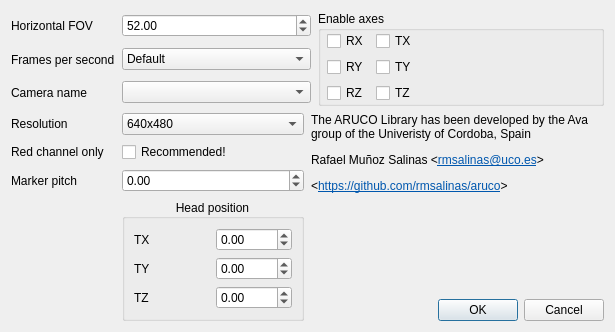
First picture: the form in ftnoir_tracker_aruco/aruco-trackercontrols.ui, repository opentrack/opentrack, before the edit.
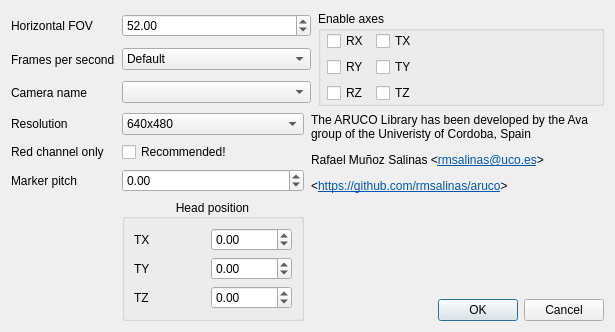
Second picture: the form after the edit.

Commit message: aruco: change allowed scale, now that units are in millimeters

Patch:
```diff
--- a/ftnoir_tracker_aruco/aruco-trackercontrols.ui
+++ b/ftnoir_tracker_aruco/aruco-trackercontrols.ui
@@ -64,10 +64,10 @@
          </sizepolicy>
         </property>
         <property name="minimum">
-         <double>-200.000000000000000</double>
+         <double>-10000.000000000000000</double>
         </property>
         <property name="maximum">
-         <double>200.000000000000000</double>
+         <double>10000.000000000000000</double>
         </property>
        </widget>
       </item>
@@ -87,10 +87,10 @@
          </sizepolicy>
         </property>
         <property name="minimum">
-         <double>-200.000000000000000</double>
+         <double>-10000.000000000000000</double>
         </property>
         <property name="maximum">
-         <double>200.000000000000000</double>
+         <double>10000.000000000000000</double>
         </property>
        </widget>
       </item>
@@ -103,10 +103,10 @@
          </sizepolicy>
         </property>
         <property name="minimum">
-         <double>-200.000000000000000</double>
+         <double>-10000.000000000000000</double>
         </property>
         <property name="maximum">
-         <double>200.000000000000000</double>
+         <double>10000.000000000000000</double>
         </property>
        </widget>
       </item>
```
The commit also changes 1 other file.
